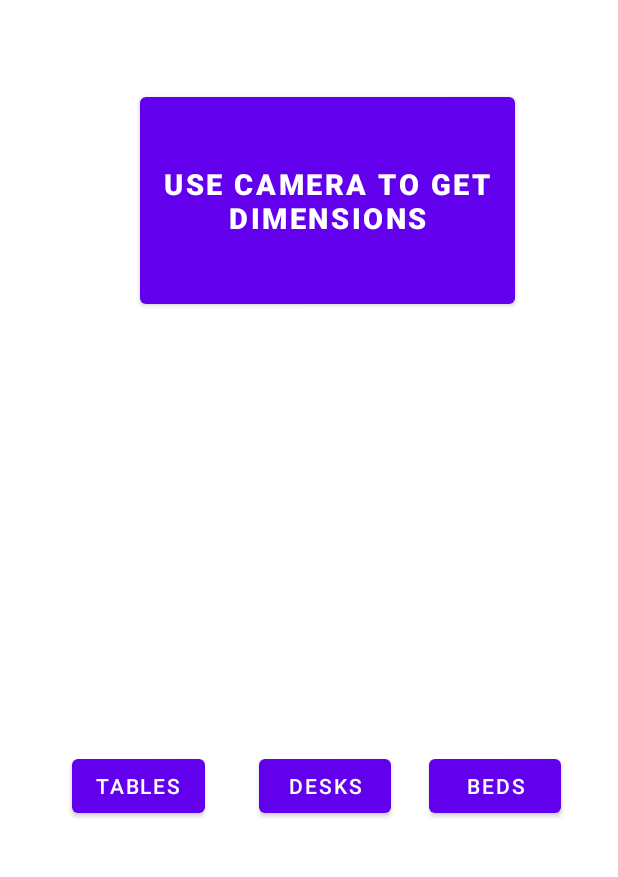
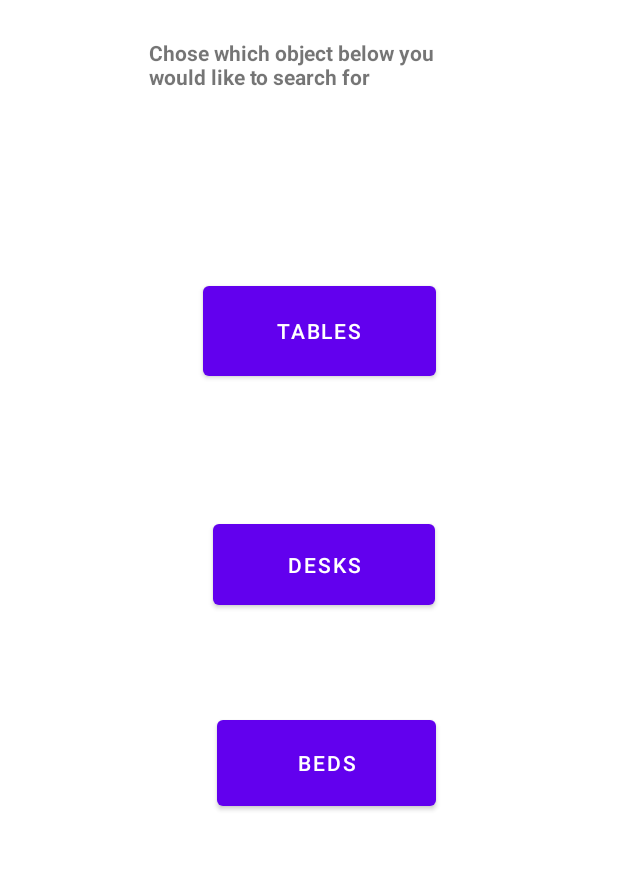
Before and after one commit to BrianParlon/Dimenscan, an Android app: the PhotoOrManual screen opened directly, with no data from a screen before it, on a phone screen of 412 x 824 dp, the part 152-1029 px from its top. Run offline under Robolectric (Android 15) with nearby library versions, the light colour scheme and no system bars.

Commit message:
A way of visually viewing an item in a birds eye view has been added with a rotation functionality. now have the ability to click on the item when in recyclerview to see more details about the product many minor changes made also to design

```diff
--- a/app/build.gradle
+++ b/app/build.gradle
@@ -37,7 +37,7 @@ dependencies {
     implementation 'androidx.recyclerview:recyclerview:1.0.0'
     implementation 'androidx.cardview:cardview:1.0.0'
     implementation 'com.squareup.picasso:picasso:2.71828'
-
+    implementation "com.androidplot:androidplot-core:1.5.10"
     implementation 'com.android.volley:volley:1.2.1'
     implementation 'com.orhanobut:dialogplus:1.11@aar'
     implementation 'androidx.appcompat:appcompat:1.5.1'
--- a/app/src/main/java/com/example/dimenscan/BedEntry.java
+++ b/app/src/main/java/com/example/dimenscan/BedEntry.java
@@ -79,8 +79,6 @@ public class BedEntry extends AppCompatActivity implements View.OnClickListener
             case R.id.testBed:
                 Toast.makeText(BedEntry.this,"Testing Online",Toast.LENGTH_LONG).show();
                 startActivity(new Intent(this, BedListing.class));
-
-
                 break;
 
             case R.id.bResetBtn:
--- a/app/src/main/java/com/example/dimenscan/BedListing.java
+++ b/app/src/main/java/com/example/dimenscan/BedListing.java
@@ -67,6 +67,7 @@ public class BedListing extends AppCompatActivity {
         @Override
         protected Void doInBackground(Void... voids) {
             Document doc,doc2;
+            String depth=null,width=null;
             try {
                 doc = Jsoup.connect("https://flanagans.ie/collections/furniture/bedroom/beds/").get();
                 Elements images = doc.select("img[src~=(?i)\\.(png|jpe?g|gif)]");
@@ -88,7 +89,7 @@ public class BedListing extends AppCompatActivity {
                         System.out.println("Desk name " + title);
 
                         //adds items so that they can be viewed in the recyclerview
-                        parseItems.add(new ParseItem(imgUrl, title));
+                        parseItems.add(new ParseItem(imgUrl, title,depth,width));
                         Log.d("items", "img: " + imgUrl + " . title: " + title);
                         i++;
                     }
--- a/app/src/main/java/com/example/dimenscan/PhotoOrManual.java
+++ b/app/src/main/java/com/example/dimenscan/PhotoOrManual.java
@@ -25,8 +25,8 @@ public class PhotoOrManual extends AppCompatActivity implements View.OnClickList
         desk =(Button) findViewById(R.id.deskBtn);
         desk.setOnClickListener(this);
 
-        man =(Button) findViewById(R.id.camera_dim);
-        man.setOnClickListener(this);
+//        man =(Button) findViewById(R.id.camera_dim);
+//        man.setOnClickListener(this);
 
 
 
@@ -48,8 +48,8 @@ public class PhotoOrManual extends AppCompatActivity implements View.OnClickList
                 startActivity(new Intent(this,BedEntry.class));
                 break;
 
-            case R.id.camera_dim:
-                startActivity(new Intent(this,CameraWork.class));
+//            case R.id.camera_dim:
+//                startActivity(new Intent(this,CameraWork.class));
         }
     }
 }
--- a/app/src/main/java/com/example/dimenscan/TableListing.java
+++ b/app/src/main/java/com/example/dimenscan/TableListing.java
@@ -88,7 +88,7 @@ public class TableListing extends AppCompatActivity {
                         System.out.println("Desk name " + title);
 
                         //adds items so that they can be viewed in the recyclerview
-                        parseItems.add(new ParseItem(imgUrl, title));
+                        parseItems.add(new ParseItem(imgUrl, title,null,null));
                         Log.d("items", "img: " + imgUrl + " . title: " + title);
                         i++;
                     }
--- a/app/src/main/res/layout/activity_photo_or_manual.xml
+++ b/app/src/main/res/layout/activity_photo_or_manual.xml
@@ -34,52 +34,51 @@
         app:layout_constraintVertical_bias="0.058" />
 
     <Button
-        android:id="@+id/camera_dim"
-        android:layout_width="250dp"
-        android:layout_height="150dp"
-        android:layout_marginTop="160dp"
-        android:text="Use camera to get dimensions"
-        android:textSize="19dp"
-        android:textStyle="bold"
+        android:id="@+id/tableButton"
+        android:layout_width="155dp"
+        android:layout_height="72dp"
+        android:text="Tables"
+        app:layout_constraintBottom_toBottomOf="parent"
         app:layout_constraintEnd_toEndOf="parent"
-        app:layout_constraintHorizontal_bias="0.577"
+        app:layout_constraintHorizontal_bias="0.527"
         app:layout_constraintStart_toStartOf="parent"
-        app:layout_constraintTop_toTopOf="parent" />
+        app:layout_constraintTop_toTopOf="parent"
+        app:layout_constraintVertical_bias="0.38" />
+
+    <Button
+        android:id="@+id/bedsBtn"
+        android:layout_width="146dp"
+        android:layout_height="69dp"
+        android:text="Beds"
+        app:layout_constraintBottom_toBottomOf="parent"
+        app:layout_constraintEnd_toEndOf="parent"
+        app:layout_constraintHorizontal_bias="0.543"
+        app:layout_constraintStart_toStartOf="parent"
+        app:layout_constraintTop_toTopOf="parent"
+        app:layout_constraintVertical_bias="0.762" />
 
     <Button
         android:id="@+id/deskBtn"
-        android:layout_width="wrap_content"
-        android:layout_height="wrap_content"
+        android:layout_width="148dp"
+        android:layout_height="66dp"
         android:text="Desks"
         app:layout_constraintBottom_toBottomOf="parent"
         app:layout_constraintEnd_toEndOf="parent"
-        app:layout_constraintHorizontal_bias="0.532"
+        app:layout_constraintHorizontal_bias="0.539"
         app:layout_constraintStart_toStartOf="parent"
         app:layout_constraintTop_toTopOf="parent"
-        app:layout_constraintVertical_bias="0.775" />
+        app:layout_constraintVertical_bias="0.587" />
 
-    <Button
-        android:id="@+id/tableButton"
-        android:layout_width="wrap_content"
-        android:layout_height="wrap_content"
-        android:text="Tables"
-        app:layout_constraintBottom_toBottomOf="parent"
+    <TextView
+        android:id="@+id/textView"
+        android:layout_width="213dp"
+        android:layout_height="82dp"
+        android:text="Chose which object below you would like to search for"
+        android:textStyle="bold"
+        app:layout_constraintBottom_toTopOf="@+id/tableButton"
         app:layout_constraintEnd_toEndOf="parent"
-        app:layout_constraintHorizontal_bias="0.149"
         app:layout_constraintStart_toStartOf="parent"
-        app:layout_constraintTop_toTopOf="parent"
-        app:layout_constraintVertical_bias="0.775" />
-
-    <Button
-        android:id="@+id/bedsBtn"
-        android:layout_width="wrap_content"
-        android:layout_height="wrap_content"
-        android:text="Beds"
-        app:layout_constraintBottom_toBottomOf="parent"
-        app:layout_constraintEnd_toEndOf="parent"
-        app:layout_constraintHorizontal_bias="0.882"
-        app:layout_constraintStart_toStartOf="parent"
-        app:layout_constraintTop_toTopOf="parent"
-        app:layout_constraintVertical_bias="0.775" />
+        app:layout_constraintTop_toBottomOf="@+id/textView3"
+        app:layout_constraintVertical_bias="0.315" />
 
 </androidx.constraintlayout.widget.ConstraintLayout>
--- a/app/src/main/res/values/strings.xml
+++ b/app/src/main/res/values/strings.xml
@@ -25,5 +25,6 @@
 
     <string name="hello_first_fragment">Hello first fragment</string>
     <string name="hello_second_fragment">Hello second fragment. Arg: %1$s</string>
+    <string name="rotate">Rotate</string>
 
 </resources>
```
Also changed, not shown: app/src/main/AndroidManifest.xml (+14 -0 lines), app/src/main/java/com/example/dimenscan/DeskInfo.java (added, +45 -0 lines), app/src/main/java/com/example/dimenscan/DeskListing.java (+36 -32 lines), app/src/main/java/com/example/dimenscan/ManualEntry.java (+19 -5 lines), app/src/main/java/com/example/dimenscan/ParseAdapter.java (+13 -0 lines), app/src/main/java/com/example/dimenscan/ParseItem.java (+24 -1 lines), app/src/main/java/com/example/dimenscan/Profile.java (+7 -6 lines), app/src/main/java/com/example/dimenscan/ViewTable.java (added, +153 -0 lines), app/src/main/res/drawable/square.xml (added, +13 -0 lines), app/src/main/res/layout/activity_desk_info.xml (added, +56 -0 lines), app/src/main/res/layout/activity_profile.xml (+19 -19 lines), app/src/main/res/layout/activity_view_table.xml (added, +35 -0 lines), app/src/main/res/drawable/floor.png (added).
